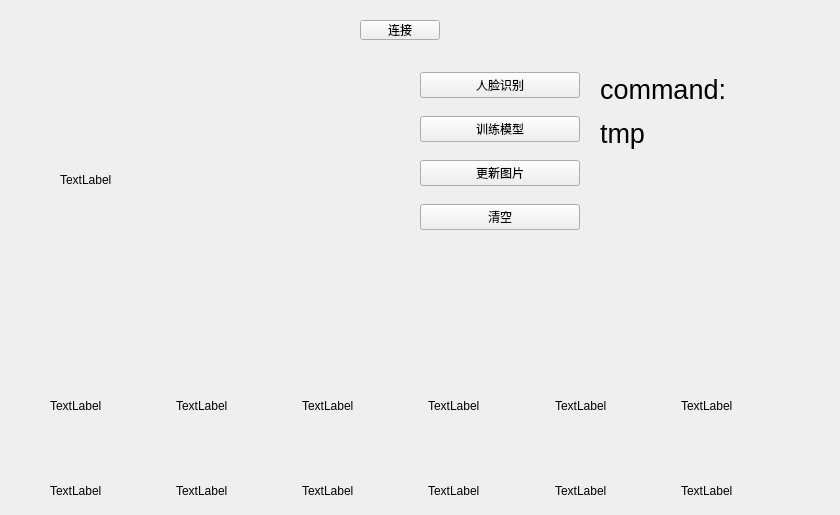
1997huoda/face-recognition-system-ARM, file Qt/server/mainwindow.ui: the form before one commit.
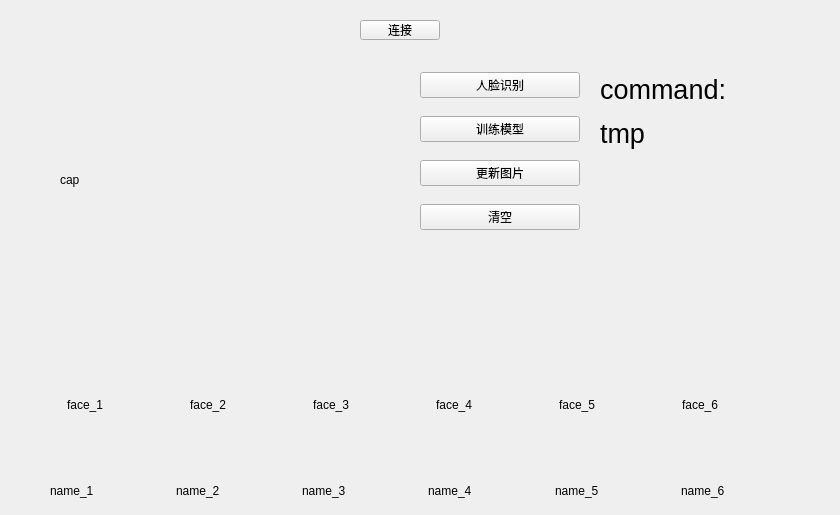
The form after the commit.

Patch:
```diff
--- a/Qt/server/mainwindow.ui
+++ b/Qt/server/mainwindow.ui
@@ -61,7 +61,7 @@
      </size>
     </property>
     <property name="text">
-     <string>TextLabel</string>
+     <string>cap</string>
     </property>
    </widget>
    <widget class="QWidget" name="verticalLayoutWidget">
@@ -165,43 +165,115 @@
     <layout class="QHBoxLayout" name="horizontalLayout">
      <item>
       <widget class="QLabel" name="face_1">
+       <property name="minimumSize">
+        <size>
+         <width>100</width>
+         <height>100</height>
+        </size>
+       </property>
+       <property name="maximumSize">
+        <size>
+         <width>100</width>
+         <height>100</height>
+        </size>
+       </property>
        <property name="text">
-        <string>TextLabel</string>
+        <string>face_1</string>
        </property>
       </widget>
      </item>
      <item>
       <widget class="QLabel" name="face_2">
+       <property name="minimumSize">
+        <size>
+         <width>100</width>
+         <height>100</height>
+        </size>
+       </property>
+       <property name="maximumSize">
+        <size>
+         <width>100</width>
+         <height>100</height>
+        </size>
+       </property>
        <property name="text">
-        <string>TextLabel</string>
+        <string>face_2</string>
        </property>
       </widget>
      </item>
      <item>
       <widget class="QLabel" name="face_3">
+       <property name="minimumSize">
+        <size>
+         <width>100</width>
+         <height>100</height>
+        </size>
+       </property>
+       <property name="maximumSize">
+        <size>
+         <width>100</width>
+         <height>100</height>
+        </size>
+       </property>
        <property name="text">
-        <string>TextLabel</string>
+        <string>face_3</string>
        </property>
       </widget>
      </item>
      <item>
       <widget class="QLabel" name="face_4">
+       <property name="minimumSize">
+        <size>
+         <width>100</width>
+         <height>100</height>
+        </size>
+       </property>
+       <property name="maximumSize">
+        <size>
+         <width>100</width>
+         <height>100</height>
+        </size>
+       </property>
        <property name="text">
-        <string>TextLabel</string>
+        <string>face_4</string>
        </property>
       </widget>
      </item>
      <item>
       <widget class="QLabel" name="face_5">
+       <property name="minimumSize">
+        <size>
+         <width>100</width>
+         <height>100</height>
+        </size>
+       </property>
+       <property name="maximumSize">
+        <size>
+         <width>100</width>
+         <height>100</height>
+        </size>
+       </property>
        <property name="text">
-        <string>TextLabel</string>
+        <string>face_5</string>
        </property>
       </widget>
      </item>
      <item>
       <widget class="QLabel" name="face_6">
+       <property name="minimumSize">
+        <size>
+         <width>100</width>
+         <height>100</height>
+        </size>
+       </property>
+       <property name="maximumSize">
+        <size>
+         <width>100</width>
+         <height>100</height>
+        </size>
+       </property>
        <property name="text">
-        <string>TextLabel</string>
+        <string>face_6</string>
        </property>
       </widget>
      </item>
@@ -220,42 +292,42 @@
      <item>
       <widget class="QLabel" name="name_1">
        <property name="text">
-        <string>TextLabel</string>
+        <string>name_1</string>
        </property>
       </widget>
      </item>
      <item>
       <widget class="QLabel" name="name_2">
        <property name="text">
-        <string>TextLabel</string>
+        <string>name_2</string>
        </property>
       </widget>
      </item>
      <item>
       <widget class="QLabel" name="name_3">
        <property name="text">
-        <string>TextLabel</string>
+        <string>name_3</string>
        </property>
       </widget>
      </item>
      <item>
       <widget class="QLabel" name="name_4">
        <property name="text">
-        <string>TextLabel</string>
+        <string>name_4</string>
        </property>
       </widget>
      </item>
      <item>
       <widget class="QLabel" name="name_5">
        <property name="text">
-        <string>TextLabel</string>
+        <string>name_5</string>
        </property>
       </widget>
      </item>
      <item>
       <widget class="QLabel" name="name_6">
        <property name="text">
-        <string>TextLabel</string>
+        <string>name_6</string>
        </property>
       </widget>
      </item>
```
